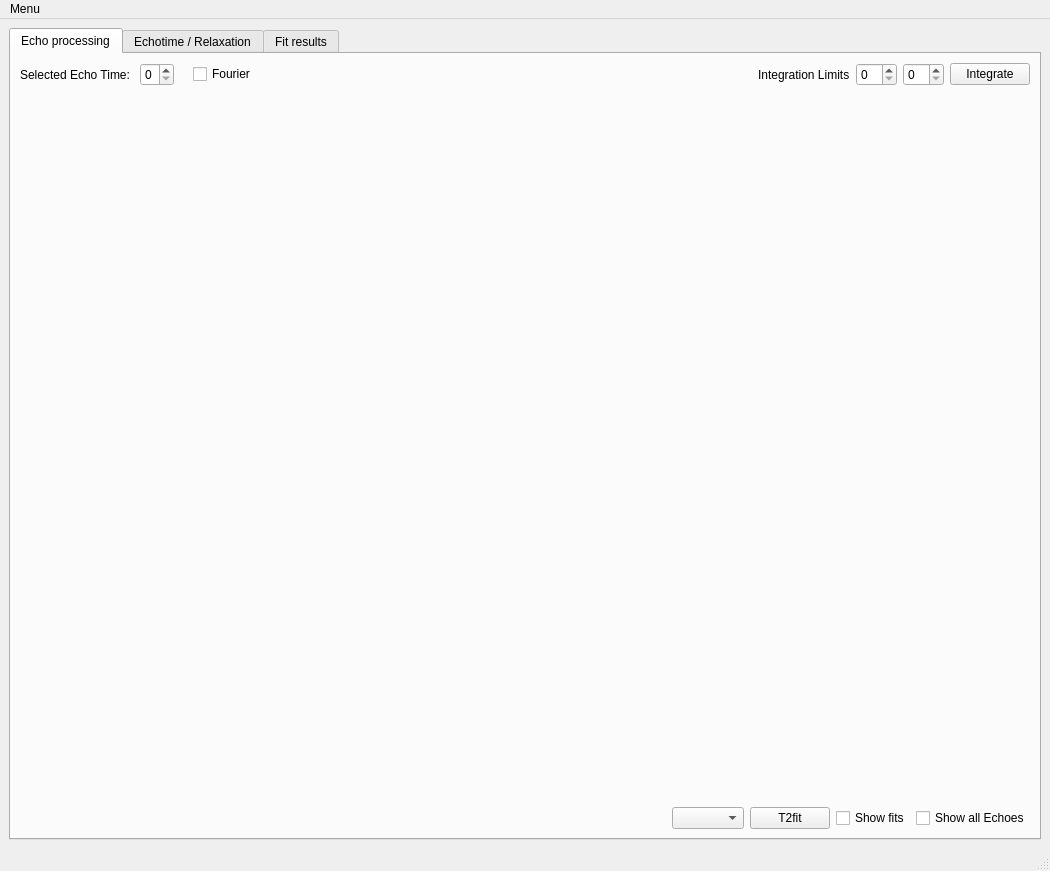
Before: the Qt Designer form mainWindow.ui in diont17/processCPMG-vT, drawn with Qt 5.
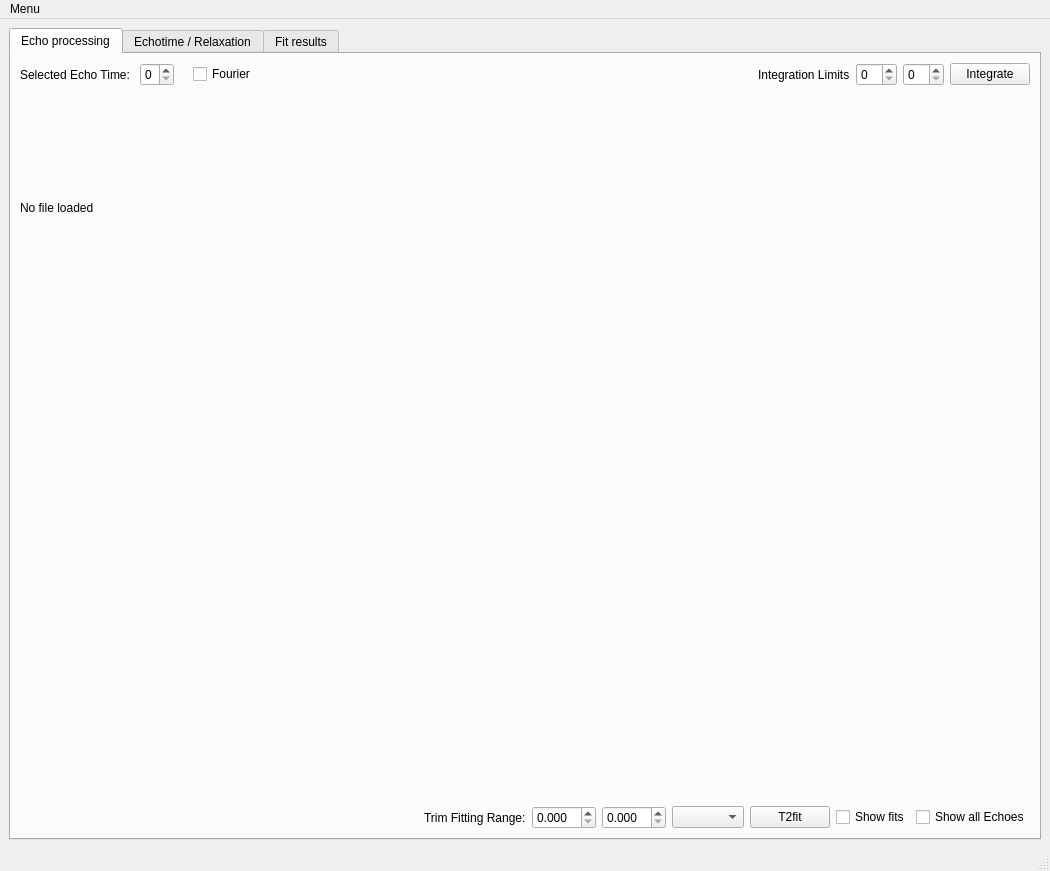
After: the same form once the commit is applied. The open tabs and pages were chosen to show the change.

Commit message: Added trimming data points used in T2 fitting

Patch:
```diff
--- a/mainWindow.ui
+++ b/mainWindow.ui
@@ -123,6 +123,13 @@
            <layout class="QHBoxLayout" name="horizontalLayout_2">
             <item>
              <layout class="QVBoxLayout" name="verticalLayout_3">
+              <item>
+               <widget class="QLabel" name="lblFilename">
+                <property name="text">
+                 <string>No file loaded</string>
+                </property>
+               </widget>
+              </item>
               <item>
                <widget class="QWidget" name="plot1Nav" native="true"/>
               </item>
@@ -131,19 +138,6 @@
               </item>
              </layout>
             </item>
-            <item>
-             <spacer name="verticalSpacer">
-              <property name="orientation">
-               <enum>Qt::Vertical</enum>
-              </property>
-              <property name="sizeHint" stdset="0">
-               <size>
-                <width>20</width>
-                <height>40</height>
-               </size>
-              </property>
-             </spacer>
-            </item>
            </layout>
           </item>
           <item>
@@ -164,6 +158,33 @@
               </property>
              </spacer>
             </item>
+            <item>
+             <widget class="QLabel" name="label">
+              <property name="text">
+               <string>Trim Fitting Range:</string>
+              </property>
+             </widget>
+            </item>
+            <item>
+             <widget class="QDoubleSpinBox" name="spnFitRangeStart">
+              <property name="decimals">
+               <number>3</number>
+              </property>
+              <property name="singleStep">
+               <double>0.050000000000000</double>
+              </property>
+             </widget>
+            </item>
+            <item>
+             <widget class="QDoubleSpinBox" name="spnFitRangeEnd">
+              <property name="decimals">
+               <number>3</number>
+              </property>
+              <property name="singleStep">
+               <double>0.050000000000000</double>
+              </property>
+             </widget>
+            </item>
             <item>
              <widget class="QComboBox" name="cmbT2Fit"/>
             </item>
```
Left out of the diff: 4 changed lines with no effect on the pictures. The commit also changes 3 other files.
